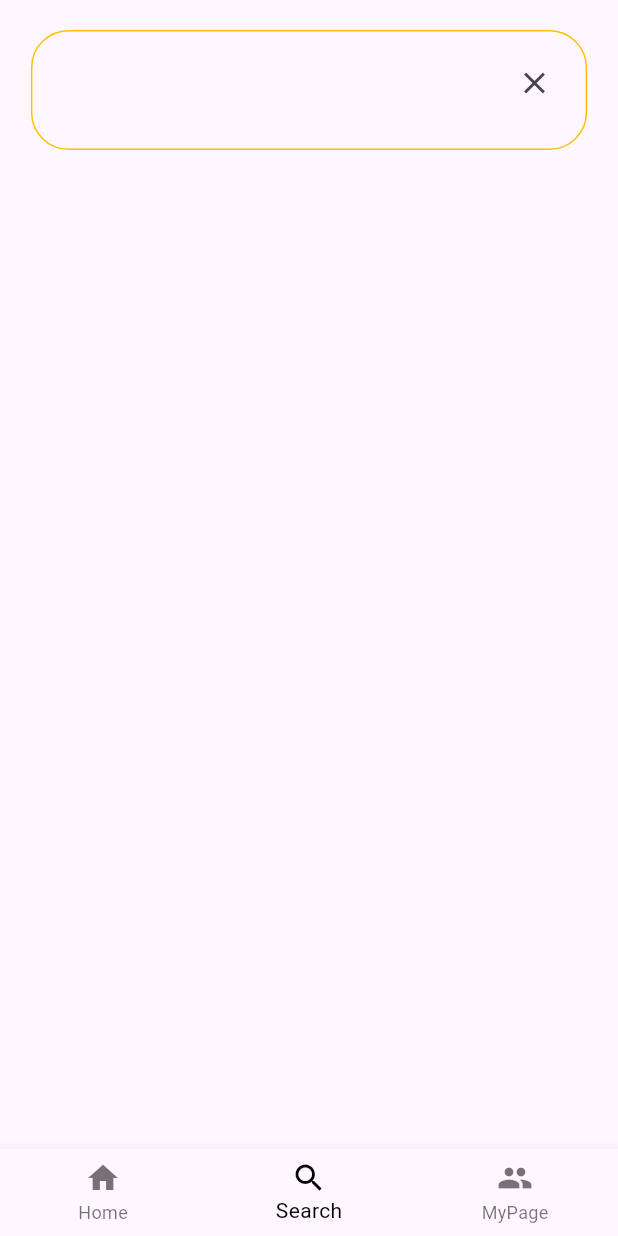
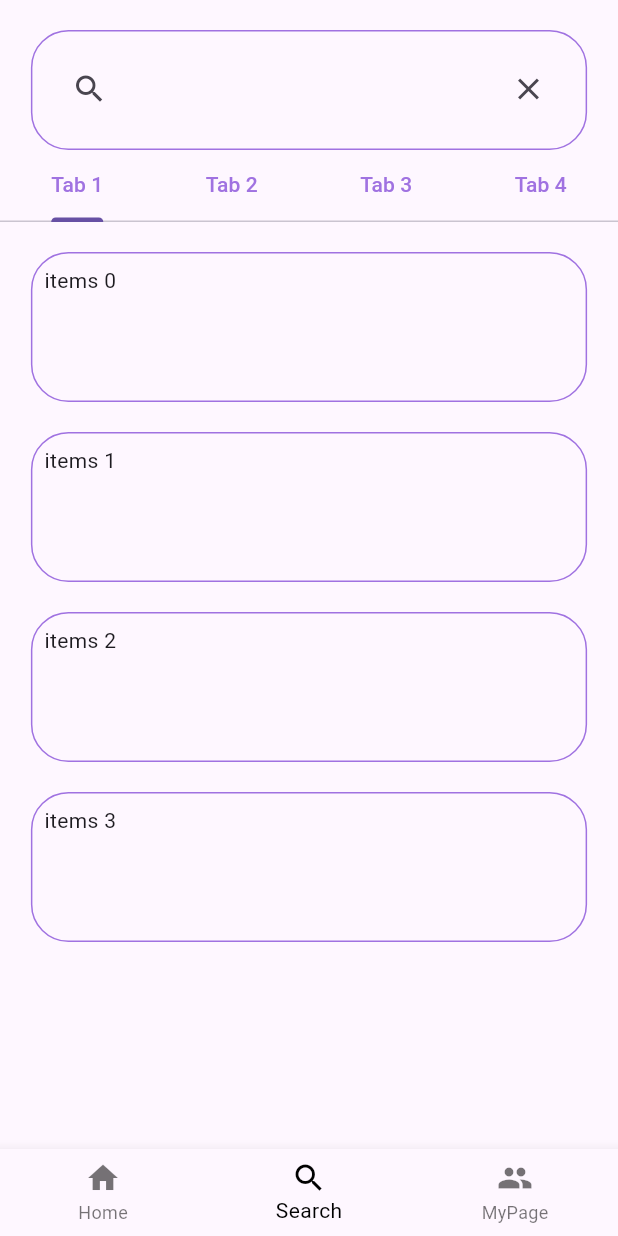
Before and after one commit to devpark435/Flutter_Market_UI, a Flutter app: the screen it shows after launch, item 2 of the bottom bar chosen, on a phone screen of 412 x 824 dp. Run offline on Flutter 3.47's test engine with Material 2 defaults, Android fonts, the light colour scheme and no system bars; our stand-ins replace carousel_slider.

Commit message:
Edit : SearchBar & CategoryTab

```diff
--- a/lib/assets/Palette.dart
+++ b/lib/assets/Palette.dart
@@ -3,4 +3,7 @@ import 'package:flutter/material.dart';
 class Palette {
   static const headerTextColor = Color.fromARGB(255, 160, 114, 225);
   static const categoryShadowColor = Color.fromARGB(255, 160, 114, 225);
+  //searchBarColor
+  static const searchBarColor = Color.fromARGB(255, 160, 114, 225);
+  static const tabTextColor = Color.fromARGB(255, 160, 114, 225);
 }
--- a/lib/screens/Home.dart
+++ b/lib/screens/Home.dart
@@ -30,6 +30,7 @@ class _HomeState extends State<Home> {
       body: SingleChildScrollView(
         child: Column(children: [
           Padding(
+            //Header Text
             padding: const EdgeInsets.all(10.0),
             child: Container(
               alignment: Alignment.topLeft,
@@ -43,12 +44,13 @@ class _HomeState extends State<Home> {
             ),
           ),
           Container(
+            //Header Underline
             height: 1.0,
             width: MediaQuery.of(context).size.width * 1,
             decoration: BoxDecoration(
               boxShadow: [
                 BoxShadow(
-                  color: Colors.black,
+                  color: Palette.headerTextColor,
                   offset: Offset(
                     0,
                     2.0,
--- a/lib/screens/Search.dart
+++ b/lib/screens/Search.dart
@@ -1,6 +1,7 @@
 import 'package:flutter/material.dart';
 import 'package:flutter/src/widgets/container.dart';
 import 'package:flutter/src/widgets/framework.dart';
+import '../Assets/Palette.dart';
 
 class Search extends StatefulWidget {
   const Search({super.key});
@@ -10,12 +11,16 @@ class Search extends StatefulWidget {
 }
 
 class _SearchState extends State<Search> {
+  var items = List<String>.generate(50, (i) => "items $i");
   final _nameInputcontroller = TextEditingController();
+  var _tabController;
   @override
   Widget build(BuildContext context) {
     return Scaffold(
       body: SafeArea(
-        child: Container(
+        child: Column(
+          children: [
+            Container(
               width: MediaQuery.of(context).size.width * 1,
               child: Column(
                 crossAxisAlignment: CrossAxisAlignment.center,
@@ -24,11 +29,12 @@ class _SearchState extends State<Search> {
                     height: 20,
                   ),
                   Container(
-                //SearchBar
+                    /**SearchBar */
                     width: MediaQuery.of(context).size.width * 0.9,
                     height: 80,
                     decoration: BoxDecoration(
-                    border: Border.all(width: 1, color: Colors.amber),
+                        border:
+                            Border.all(width: 1, color: Palette.searchBarColor),
                         borderRadius: BorderRadiusDirectional.circular(25)),
                     child: Padding(
                       padding: const EdgeInsets.all(10.0),
@@ -37,8 +43,18 @@ class _SearchState extends State<Search> {
                         obscureText: false,
                         decoration: InputDecoration(
                           border: InputBorder.none,
+                          prefixIcon: IconButton(
+                            icon: Padding(
+                              padding: const EdgeInsets.all(8.0),
+                              child: Icon(Icons.search),
+                            ),
+                            onPressed: () {},
+                          ),
                           suffixIcon: IconButton(
-                        icon: Icon(Icons.close),
+                            icon: Padding(
+                              padding: const EdgeInsets.all(8.0),
+                              child: Icon(Icons.close),
+                            ),
                             onPressed: () {
                               _nameInputcontroller.clear();
                             },
@@ -50,6 +66,77 @@ class _SearchState extends State<Search> {
                 ],
               ),
             ),
+            DefaultTabController(
+                length: 4, // length of tabs
+                initialIndex: 0,
+                child: Column(
+                    crossAxisAlignment: CrossAxisAlignment.stretch,
+                    children: <Widget>[
+                      Container(
+                        width: MediaQuery.of(context).size.width * 0.9,
+                        child: TabBar(
+                          labelColor: Palette.tabTextColor,
+                          unselectedLabelColor: Palette.tabTextColor,
+                          tabs: [
+                            Tab(text: 'Tab 1'),
+                            Tab(text: 'Tab 2'),
+                            Tab(text: 'Tab 3'),
+                            Tab(text: 'Tab 4'),
+                          ],
+                        ),
+                      ),
+                      Container(
+                        height: 500,
+                        child: TabBarView(children: [
+                          Container(
+                            height: 500,
+                            width: MediaQuery.of(context).size.width * 0.9,
+                            child: ListView.builder(
+                                scrollDirection: Axis.vertical,
+                                itemCount: items.length,
+                                itemBuilder: ((context, index) {
+                                  return Column(
+                                    children: [
+                                      SizedBox(
+                                        height: 20,
+                                      ),
+                                      SizedBox(
+                                        height: 100,
+                                        width:
+                                            MediaQuery.of(context).size.width *
+                                                0.9,
+                                        child: Container(
+                                          decoration: BoxDecoration(
+                                              border: Border.all(
+                                                  width: 1,
+                                                  color: Palette
+                                                      .categoryShadowColor),
+                                              borderRadius:
+                                                  BorderRadius.circular(25)),
+                                          child: Padding(
+                                            padding: const EdgeInsets.all(8.0),
+                                            child: Text(items[index]),
+                                          ),
+                                        ),
+                                      ),
+                                    ],
+                                  );
+                                })),
+                          ),
+                          Container(
+                            child: Text('tab2'),
+                          ),
+                          Container(
+                            child: Text('tab3'),
+                          ),
+                          Container(
+                            child: Text('tab4'),
+                          )
+                        ]),
+                      )
+                    ])),
+          ],
+        ),
       ),
     );
   }
```
Lines whose indentation alone changed are shown as unchanged.
